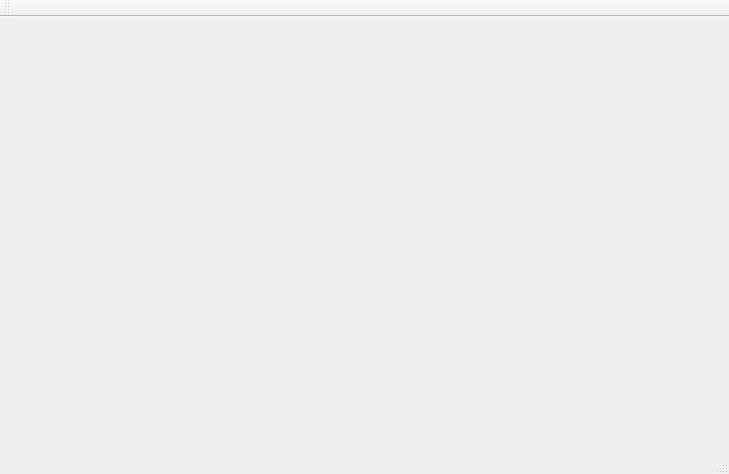
The window that carmonitor.ui (carinsitu/cis-monitor) describes before a commit, drawn with Qt 5.
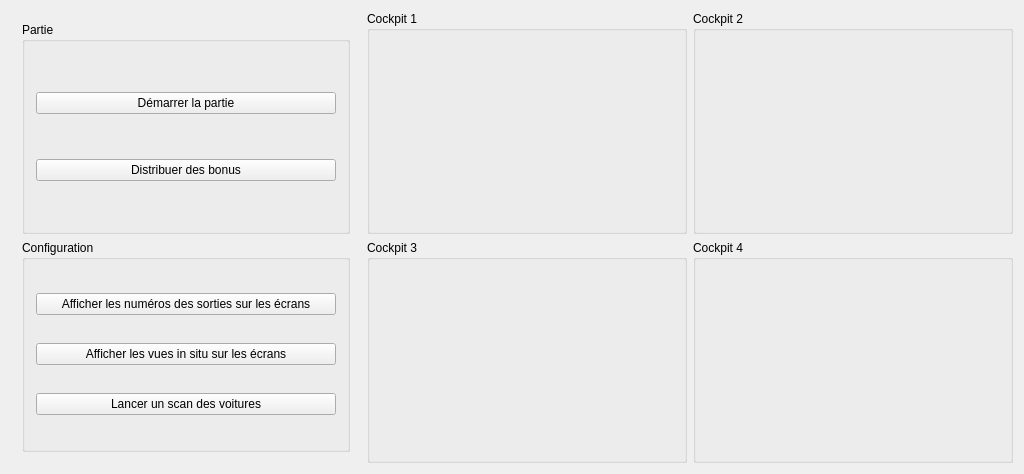
The same window after the commit.

Commit message: Draft the main UI

The edit to the form file:
```diff
--- a/carmonitor.ui
+++ b/carmonitor.ui
@@ -6,7 +6,7 @@
    <rect>
     <x>0</x>
     <y>0</y>
-    <width>729</width>
+    <width>1022</width>
     <height>474</height>
    </rect>
   </property>
@@ -16,7 +16,167 @@
   <widget class="QWidget" name="centralWidget">
    <layout class="QHBoxLayout" name="horizontalLayout">
     <item>
-     <layout class="QGridLayout" name="centralLayout"/>
+     <widget class="QWidget" name="widget" native="true">
+      <property name="sizePolicy">
+       <sizepolicy hsizetype="Minimum" vsizetype="Preferred">
+        <horstretch>0</horstretch>
+        <verstretch>0</verstretch>
+       </sizepolicy>
+      </property>
+      <property name="minimumSize">
+       <size>
+        <width>350</width>
+        <height>0</height>
+       </size>
+      </property>
+      <layout class="QVBoxLayout" name="verticalLayout_2">
+       <item>
+        <widget class="QGroupBox" name="groupBox_2">
+         <property name="sizePolicy">
+          <sizepolicy hsizetype="Preferred" vsizetype="Preferred">
+           <horstretch>0</horstretch>
+           <verstretch>0</verstretch>
+          </sizepolicy>
+         </property>
+         <property name="minimumSize">
+          <size>
+           <width>0</width>
+           <height>0</height>
+          </size>
+         </property>
+         <property name="title">
+          <string>Partie</string>
+         </property>
+         <layout class="QVBoxLayout" name="verticalLayout_3">
+          <item>
+           <widget class="QPushButton" name="pushButton_3">
+            <property name="text">
+             <string>Démarrer la partie</string>
+            </property>
+           </widget>
+          </item>
+          <item>
+           <widget class="QPushButton" name="pushButton_5">
+            <property name="text">
+             <string>Distribuer des bonus</string>
+            </property>
+           </widget>
+          </item>
+         </layout>
+        </widget>
+       </item>
+       <item>
+        <widget class="QGroupBox" name="groupBox">
+         <property name="title">
+          <string>Configuration</string>
+         </property>
+         <layout class="QVBoxLayout" name="verticalLayout">
+          <item>
+           <widget class="QPushButton" name="pushButton_2">
+            <property name="text">
+             <string>Afficher les numéros des sorties sur les écrans</string>
+            </property>
+           </widget>
+          </item>
+          <item>
+           <widget class="QPushButton" name="pushButton_4">
+            <property name="text">
+             <string>Afficher les vues in situ sur les écrans</string>
+            </property>
+           </widget>
+          </item>
+          <item>
+           <widget class="QPushButton" name="pushButton">
+            <property name="text">
+             <string>Lancer un scan des voitures</string>
+            </property>
+           </widget>
+          </item>
+         </layout>
+        </widget>
+       </item>
+      </layout>
+     </widget>
+    </item>
+    <item>
+     <layout class="QGridLayout" name="centralLayout">
+      <item row="0" column="0">
+       <widget class="QGroupBox" name="gbCockpit1">
+        <property name="sizePolicy">
+         <sizepolicy hsizetype="MinimumExpanding" vsizetype="MinimumExpanding">
+          <horstretch>0</horstretch>
+          <verstretch>0</verstretch>
+         </sizepolicy>
+        </property>
+        <property name="minimumSize">
+         <size>
+          <width>320</width>
+          <height>0</height>
+         </size>
+        </property>
+        <property name="title">
+         <string>Cockpit 1</string>
+        </property>
+       </widget>
+      </item>
+      <item row="0" column="1">
+       <widget class="QGroupBox" name="gbCockpit2">
+        <property name="sizePolicy">
+         <sizepolicy hsizetype="MinimumExpanding" vsizetype="MinimumExpanding">
+          <horstretch>0</horstretch>
+          <verstretch>0</verstretch>
+         </sizepolicy>
+        </property>
+        <property name="minimumSize">
+         <size>
+          <width>320</width>
+          <height>0</height>
+         </size>
+        </property>
+        <property name="title">
+         <string>Cockpit 2</string>
+        </property>
+       </widget>
+      </item>
+      <item row="1" column="0">
+       <widget class="QGroupBox" name="groupBox_3">
+        <property name="sizePolicy">
+         <sizepolicy hsizetype="MinimumExpanding" vsizetype="MinimumExpanding">
+          <horstretch>0</horstretch>
+          <verstretch>0</verstretch>
+         </sizepolicy>
+        </property>
+        <property name="minimumSize">
+         <size>
+          <width>320</width>
+          <height>0</height>
+         </size>
+        </property>
+        <property name="title">
+         <string>Cockpit 3</string>
+        </property>
+       </widget>
+      </item>
+      <item row="1" column="1">
+       <widget class="QGroupBox" name="groupBox_4">
+        <property name="sizePolicy">
+         <sizepolicy hsizetype="MinimumExpanding" vsizetype="MinimumExpanding">
+          <horstretch>0</horstretch>
+          <verstretch>0</verstretch>
+         </sizepolicy>
+        </property>
+        <property name="minimumSize">
+         <size>
+          <width>320</width>
+          <height>0</height>
+         </size>
+        </property>
+        <property name="title">
+         <string>Cockpit 4</string>
+        </property>
+       </widget>
+      </item>
+     </layout>
     </item>
    </layout>
   </widget>
@@ -30,15 +190,6 @@
     </rect>
    </property>
   </widget>
-  <widget class="QToolBar" name="mainToolBar">
-   <attribute name="toolBarArea">
-    <enum>TopToolBarArea</enum>
-   </attribute>
-   <attribute name="toolBarBreak">
-    <bool>false</bool>
-   </attribute>
-  </widget>
-  <widget class="QStatusBar" name="statusBar"/>
  </widget>
  <layoutdefault spacing="6" margin="11"/>
  <resources/>
```
Left out of the diff: 2 changed lines with no effect on the pictures.
